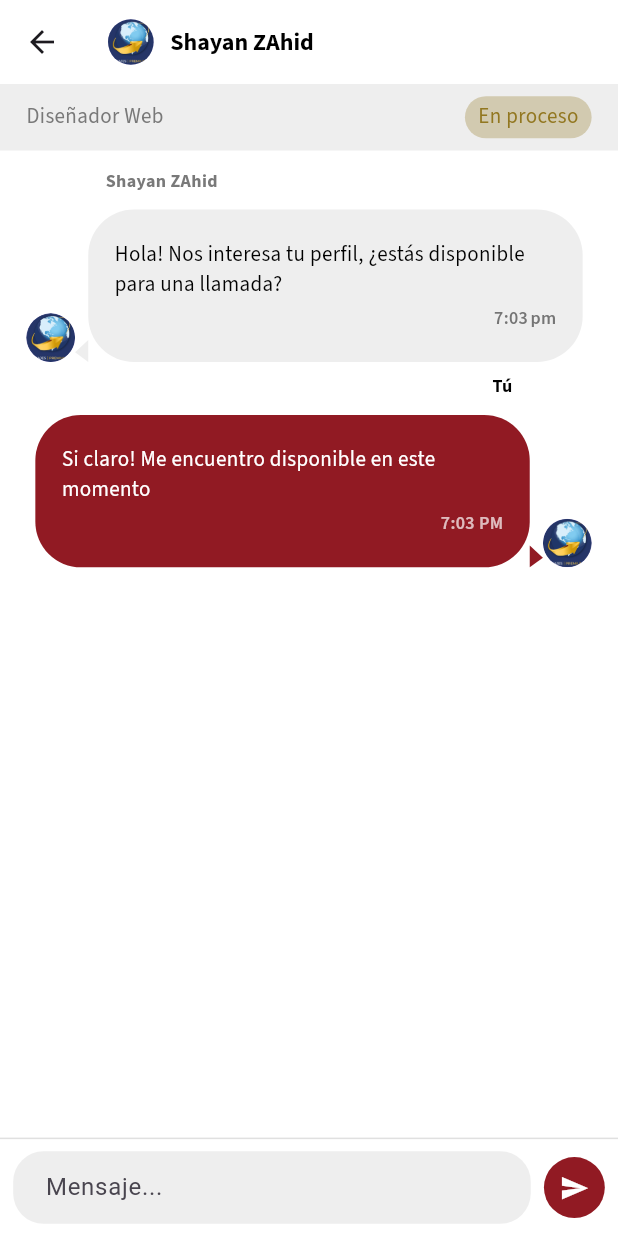
After one commit to BrightCodeLab-Team/talenty_app_2, a Flutter app: the ConversationScreen screen opened directly with sample values from the repository, after a tap on the "send" icon, on a phone screen of 412 x 824 dp. The commit adds this screen. Run offline on Flutter 3.47's test engine with Material 3 defaults, Android fonts, the phone set to English and light mode, and no system bars; our stand-ins replace country_code_picker, device_info_plus, dio, file_picker, fl_chart, flutter_otp_text_field and 9 more; accounts and stored records are empty.

Commit message:
cabdidate chat screen pending

```diff
--- a/lib/core/constants/app_assets.dart
+++ b/lib/core/constants/app_assets.dart
@@ -144,6 +144,8 @@ class AppAssets {
 
   static String people = "$dynamicAssets/people.avif";
   static String img3 = "$dynamicAssets/img3.png";
+  static String chatLeftCorner = '$staticAssets/chatLeftCornor.png';
+  static String chatRightCorner = '$staticAssets/chatRighCornor.png';
 
   ///
   ///.  candidate profile screen
--- a/lib/ui/screens/candidate/chats/candidate_chat.dart
+++ b/lib/ui/screens/candidate/chats/candidate_chat.dart
@@ -6,9 +6,12 @@ import 'package:provider/provider.dart';
 import 'package:talenty_app/core/constants/app_assets.dart';
 import 'package:talenty_app/core/constants/colors.dart';
 import 'package:talenty_app/core/constants/text_style.dart';
+import 'package:talenty_app/core/model/company/your_vacancies.dart';
 import 'package:talenty_app/ui/screens/candidate/chats/candidate_chat_view_model.dart';
+import 'package:talenty_app/ui/screens/candidate/chats/conversation/one_to_one_chat.dart';
 import 'package:talenty_app/ui/screens/candidate/chats/help_screen.dart';
 import 'package:talenty_app/ui/screens/candidate/mas/main_menu_screen/candidate_mas_screen.dart';
+import 'package:talenty_app/ui/screens/company/chat/chat_screen.dart';
 
 class CandidateChatScreen extends StatefulWidget {
   const CandidateChatScreen({super.key});
@@ -412,6 +415,16 @@ class _CandidateChatScreenState extends State<CandidateChatScreen> {
                         ),
                       ),
                       30.verticalSpace,
+
+                      ///
+                      ///
+                      ///
+                      ///
+                      ///
+                      ///
+                      ///
+                      ///
+                      ///
                       ListView.separated(
                         physics: NeverScrollableScrollPhysics(),
                         shrinkWrap: true,
@@ -419,8 +432,8 @@ class _CandidateChatScreenState extends State<CandidateChatScreen> {
                         separatorBuilder:
                             (_, __) =>
                                 Divider(thickness: 0.1, color: greyColor),
-                        itemBuilder: (_, idx) {
-                          final chat = model.allChats[idx];
+                        itemBuilder: (_, index) {
+                          final chat = model.allChats[index];
                           return Container(
                             constraints: BoxConstraints(
                               minHeight: 80,
@@ -430,6 +443,14 @@ class _CandidateChatScreenState extends State<CandidateChatScreen> {
                               horizontal: 8,
                               vertical: 4,
                             ),
+                            child: GestureDetector(
+                              onTap: () {
+                                //navigate to user chat screen accordingly
+
+                                () {
+                                  Get.to(ConversationScreen(chatItem: chat));
+                                };
+                              },
                               child: Row(
                                 crossAxisAlignment: CrossAxisAlignment.center,
                                 children: [
@@ -439,10 +460,19 @@ class _CandidateChatScreenState extends State<CandidateChatScreen> {
                                     child: Stack(
                                       alignment: Alignment.bottomRight,
                                       children: [
-                                      CircleAvatar(
+                                        GestureDetector(
+                                          onTap: () {
+                                            Get.to(
+                                              ConversationScreen(
+                                                chatItem: chat,
+                                              ),
+                                            );
+                                          },
+                                          child: CircleAvatar(
                                             radius: 24,
                                             backgroundImage: AssetImage(
                                               chat.avatarUrl,
+                                            ),
                                           ),
                                         ),
                                         if (chat.isOnline)
@@ -566,7 +596,8 @@ class _CandidateChatScreenState extends State<CandidateChatScreen> {
                                                   softWrap: false,
                                                   chat.preview,
                                                   maxLines: 1,
-                                                overflow: TextOverflow.ellipsis,
+                                                  overflow:
+                                                      TextOverflow.ellipsis,
                                                   style: style14M.copyWith(
                                                     color: textLightGreyColor,
                                                   ),
@@ -587,6 +618,7 @@ class _CandidateChatScreenState extends State<CandidateChatScreen> {
                                   ),
                                 ],
                               ),
+                            ),
                           );
                         },
                       ),
--- a/lib/ui/screens/candidate/chats/candidate_chat_view_model.dart
+++ b/lib/ui/screens/candidate/chats/candidate_chat_view_model.dart
@@ -1,7 +1,9 @@
+import 'package:flutter/material.dart';
 import 'package:talenty_app/core/constants/app_assets.dart';
 import 'package:talenty_app/core/model/company/chat_items.dart';
 import 'package:talenty_app/core/model/company/your_vacancies.dart';
 import 'package:talenty_app/core/others/base_view_model.dart';
+import 'package:talenty_app/ui/screens/company/chat/chat_screen.dart';
 
 class CandidateChatViewModel extends BaseViewModel {
   final List<String> filters = [
@@ -16,7 +18,7 @@ class CandidateChatViewModel extends BaseViewModel {
   // Static list of all chats
   final List<CandidateChatItem> allChats = [
     CandidateChatItem(
-      name: 'Jorge Pérez',
+      name: 'Shayan ZAhid',
       role: 'Diseñador Web',
       preview: '¡Hola! soy Jorge Pérez diseñador web...',
       timestamp: '7:03 pm',
@@ -315,4 +317,9 @@ class CandidateChatViewModel extends BaseViewModel {
       matches: '95%',
     ),
   ];
+
+  ///
+  ///. fir one to one conversation
+  ///
+  // In your CandidateChatViewModel (or the UI part of the main chat list)
 }
--- /dev/null
+++ b/lib/ui/screens/candidate/chats/conversation/one_to_one_chat.dart
@@ -0,0 +1,334 @@
+// conversation_screen.dart
+import 'package:flutter/material.dart';
+import 'package:flutter_screenutil/flutter_screenutil.dart';
+import 'package:provider/provider.dart';
+import 'package:talenty_app/core/constants/app_assets.dart';
+import 'package:talenty_app/core/constants/colors.dart';
+import 'package:talenty_app/core/constants/text_style.dart';
+import 'package:talenty_app/core/model/company/chat_items.dart';
+import 'package:talenty_app/ui/screens/candidate/chats/conversation/view_model.dart';
+
+class ConversationScreen extends StatefulWidget {
+  final CandidateChatItem chatItem;
+
+  const ConversationScreen({Key? key, required this.chatItem})
+    : super(key: key);
+
+  @override
+  _ConversationScreenState createState() => _ConversationScreenState();
+}
+
+class _ConversationScreenState extends State<ConversationScreen> {
+  final TextEditingController _messageController = TextEditingController();
+
+  @override
+  Widget build(BuildContext context) {
+    return ChangeNotifierProvider(
+      create: (context) => ConversationViewModel()..init(widget.chatItem),
+      child: Consumer<ConversationViewModel>(
+        builder: (context, model, child) {
+          return Scaffold(
+            appBar: AppBar(
+              title: Row(
+                children: [
+                  CircleAvatar(
+                    radius: 15.r,
+                    backgroundImage: AssetImage(widget.chatItem.avatarUrl),
+                  ),
+                  SizedBox(width: 10.w),
+                  Text(
+                    widget.chatItem.name,
+                    style: style16B.copyWith(color: blackColor),
+                  ),
+                ],
+              ),
+            ),
+            body: Column(
+              children: [
+                // Status bar showing the current selection
+                Container(
+                  padding: EdgeInsets.symmetric(
+                    vertical: 8.h,
+                    horizontal: 16.w,
+                  ),
+                  color: Colors.grey[200],
+                  child: Row(
+                    mainAxisAlignment: MainAxisAlignment.spaceBetween,
+                    children: [
+                      Text(
+                        widget.chatItem.role,
+                        style: style14M.copyWith(color: textDarkGreyColor),
+                      ),
+                      Container(
+                        padding: EdgeInsets.symmetric(
+                          horizontal: 8.w,
+                          vertical: 4.h,
+                        ),
+                        decoration: BoxDecoration(
+                          color:
+                              widget.chatItem.unreadCount == 'En proceso'
+                                  ? yellowBrownColor.withOpacity(0.3)
+                                  : widget.chatItem.unreadCount ==
+                                      'No seleccionado'
+                                  ? lightBrownColor2.withOpacity(0.3)
+                                  : darkgreenColor.withOpacity(0.2),
+                          borderRadius: BorderRadius.circular(65.r),
+                        ),
+                        child: Text(
+                          widget.chatItem.unreadCount!,
+                          style: style14M.copyWith(
+                            color:
+                                widget.chatItem.unreadCount == 'En proceso'
+                                    ? yellowBrownColor
+                                    : widget.chatItem.unreadCount ==
+                                        'No seleccionado'
+                                    ? lightBrownColor2
+                                    : darkgreenColor,
+                          ),
+                        ),
+                      ),
+                    ],
+                  ),
+                ),
+                Expanded(
+                  child: ListView.builder(
+                    padding: EdgeInsets.symmetric(
+                      horizontal: 16.w,
+                      vertical: 8.h,
+                    ),
+                    itemCount: model.messages.length,
+                    itemBuilder: (context, index) {
+                      final message = model.messages[index];
+                      return MessageBubble(
+                        message: message,
+                        isMe: message.isMe,
+                      );
+                    },
+                  ),
+                ),
+                _buildMessageInput(context, model),
+              ],
+            ),
+          );
+        },
+      ),
+    );
+  }
+
+  Widget _buildMessageInput(BuildContext context, ConversationViewModel model) {
+    return Container(
+      padding: EdgeInsets.symmetric(horizontal: 8.w, vertical: 8.h),
+      decoration: BoxDecoration(
+        color: Colors.white,
+
+        border: Border(top: BorderSide(color: Colors.grey[300]!)),
+      ),
+      child: Row(
+        children: [
+          Expanded(
+            child: TextField(
+              controller: _messageController,
+              decoration: InputDecoration(
+                hintText: 'Mensaje...',
+                border: OutlineInputBorder(
+                  borderRadius: BorderRadius.circular(20.r),
+                  borderSide: BorderSide.none,
+                ),
+                filled: true,
+                fillColor: Colors.grey[200],
+                contentPadding: EdgeInsets.symmetric(
+                  horizontal: 16.w,
+                  vertical: 12.h,
+                ),
+              ),
+            ),
+          ),
+          SizedBox(width: 8.w),
+          CircleAvatar(
+            radius: 20.r,
+            backgroundColor: brownColor,
+            child: IconButton(
+              icon: Icon(Icons.send, color: Colors.white, size: 18.w),
+              onPressed: () {
+                if (_messageController.text.trim().isNotEmpty) {
+                  model.sendMessage(_messageController.text);
+                  _messageController.clear();
+                }
+              },
+            ),
+          ),
+        ],
+      ),
+    );
+  }
+}
+
+// conversation_screen.dart
+
+// ... (existing code for ConversationScreen and _ConversationScreenState) ...
+
+// -------------------------------------------------------------------------------------------------
+// UPDATED CODE STARTS HERE
+// -------------------------------------------------------------------------------------------------
+
+class MessageBubble extends StatelessWidget {
+  final Message message;
+  final bool isMe;
+
+  const MessageBubble({Key? key, required this.message, required this.isMe})
+    : super(key: key);
+
+  @override
+  Widget build(BuildContext context) {
+    // Determine bubble color and text color based on sender
+    final Color bubbleColor = isMe ? brownColor : Colors.grey[200]!;
+    final Color textColor = isMe ? Colors.white : Colors.black;
+    final Color nameColor = isMe ? blackColor : textDarkGreyColor;
+
+    // Use a placeholder image if message.imgUrl is null
+    final ImageProvider avatarImage =
+        (message.imgUrl != null && message.imgUrl!.isNotEmpty)
+            ? AssetImage(message.imgUrl!)
+            : AssetImage(
+              AppAssets.menulogo,
+            ); // Assuming you have a placeholder image asset
+
+    return Padding(
+      padding: EdgeInsets.symmetric(vertical: 4.h),
+      child: Align(
+        alignment: isMe ? Alignment.centerRight : Alignment.centerLeft,
+        child: Column(
+          crossAxisAlignment:
+              isMe ? CrossAxisAlignment.end : CrossAxisAlignment.start,
+          children: [
+            // Sender name above the bubble
+            if (!isMe)
+              Padding(
+                padding: EdgeInsets.only(left: 48.w),
+                child: Text(
+                  message.sender,
+                  style: style12M.copyWith(
+                    color: nameColor,
+                    fontWeight: FontWeight.bold,
+                  ),
+                ),
+              ),
+            if (isMe)
+              Padding(
+                padding: EdgeInsets.only(right: 48.w),
+                child: Text(
+                  message.sender,
+                  style: style12M.copyWith(
+                    color: nameColor,
+                    fontWeight: FontWeight.bold,
+                  ),
+                ),
+              ),
+            10.verticalSpace,
+            Row(
+              mainAxisAlignment:
+                  isMe ? MainAxisAlignment.end : MainAxisAlignment.start,
+              crossAxisAlignment: CrossAxisAlignment.end,
+              children: [
+                // Avatar and cone for receiver
+                if (!isMe) ...[
+                  CircleAvatar(radius: 16.r, backgroundImage: avatarImage),
+                  CustomPaint(
+                    painter: MessageBubbleTailPainter(
+                      isMe: false,
+                      color: bubbleColor,
+                    ),
+                    child: SizedBox(width: 8.w, height: 16.h),
+                  ),
+                ],
+                // Message container
+                ConstrainedBox(
+                  constraints: BoxConstraints(
+                    maxWidth: MediaQuery.of(context).size.width * 0.8,
+                    minWidth: 100.w,
+                  ),
+                  child: Container(
+                    padding: EdgeInsets.symmetric(
+                      horizontal: 16.w,
+                      vertical: 20.h,
+                    ),
+                    decoration: BoxDecoration(
+                      color: bubbleColor,
+                      borderRadius: BorderRadius.circular(30.r),
+                    ),
+                    child: Column(
+                      crossAxisAlignment:
+                          isMe
+                              ? CrossAxisAlignment.start
+                              : CrossAxisAlignment.start,
+                      children: [
+                        Text(
+                          message.text,
+
+                          style: style14M.copyWith(color: textColor),
+                        ),
+                        SizedBox(height: 4.h),
+                        Align(
+                          alignment: Alignment.bottomRight,
+                          child: Text(
+                            message.time,
+                            style: style12M.copyWith(
+                              color: isMe ? Colors.white70 : Colors.grey[600],
+                            ),
+                          ),
+                        ),
+                      ],
+                    ),
+                  ),
+                ),
+                // Cone and avatar for sender
+                if (isMe) ...[
+                  CustomPaint(
+                    painter: MessageBubbleTailPainter(
+                      isMe: true,
+                      color: bubbleColor,
+                    ),
+                    child: SizedBox(width: 8.w, height: 16.h),
+                  ),
+                  CircleAvatar(radius: 16.r, backgroundImage: avatarImage),
+                ],
+              ],
+            ),
+          ],
+        ),
+      ),
+    );
+  }
+}
+
+// CustomPainter to draw the cone shape (no change needed here)
+class MessageBubbleTailPainter extends CustomPainter {
+  final bool isMe;
+  final Color color;
+  MessageBubbleTailPainter({required this.isMe, required this.color});
+  @override
+  void paint(Canvas canvas, Size size) {
+    final paint =
+        Paint()
+          ..color = color
+          ..style = PaintingStyle.fill;
+    final path = Path();
+    if (isMe) {
+      path.moveTo(size.width, size.height * 0.6);
+      path.lineTo(0, size.height);
+      path.lineTo(0, size.height * 0.1);
+      path.close();
+    } else {
+      path.moveTo(0, size.height * 0.6);
+      path.lineTo(size.width, size.height);
+      path.lineTo(size.width, size.height * 0.1);
+      path.close();
+    }
+    canvas.drawPath(path, paint);
+  }
+
+  @override
+  bool shouldRepaint(covariant CustomPainter oldDelegate) {
+    return false;
+  }
+}
--- /dev/null
+++ b/lib/ui/screens/candidate/chats/conversation/view_model.dart
@@ -0,0 +1,75 @@
+// conversation_view_model.dart
+import 'package:talenty_app/core/constants/app_assets.dart';
+import 'package:talenty_app/core/model/company/chat_items.dart';
+import 'package:talenty_app/core/others/base_view_model.dart';
+
+class ConversationViewModel extends BaseViewModel {
+  late CandidateChatItem _chatItem;
+  List<Message> _messages = [];
+
+  CandidateChatItem get chatItem => _chatItem;
+  List<Message> get messages => _messages;
+
+  void init(CandidateChatItem chatItem) {
+    _chatItem = chatItem;
+    _loadMessages();
+  }
+
+  void _loadMessages() {
+    // Sample messages based on your screenshots
+    _messages = [
+      Message(
+        sender: _chatItem.name,
+        text:
+            "Hola! Nos interesa tu perfil, ¿estás disponible para una llamada?",
+        time: _chatItem.timestamp,
+        isMe: false,
+        imgUrl: AppAssets.menulogo,
+      ),
+      Message(
+        sender: "Tú", // This would be the current user
+        text: "Si claro! Me encuentro disponible en este momento",
+        time: "7:03 PM",
+        isMe: true,
+        imgUrl: AppAssets.menulogo,
+      ),
+    ];
+    notifyListeners();
+  }
+
+  void sendMessage(String text) {
+    final newMessage = Message(
+      sender: "Tú",
+      text: text,
+      time: _formatTime(DateTime.now()),
+      isMe: true,
+      imgUrl: AppAssets.menulogo,
+    );
+
+    _messages.add(newMessage);
+    notifyListeners();
+  }
+
+  String _formatTime(DateTime time) {
+    final hour = time.hour > 12 ? time.hour - 12 : time.hour;
+    final period = time.hour >= 12 ? 'PM' : 'AM';
+    return '$hour:${time.minute.toString().padLeft(2, '0')} $period';
+  }
+}
+
+// message_model.dart
+class Message {
+  final String sender;
+  final String text;
+  final String time;
+  final bool isMe;
+  final String imgUrl;
+
+  Message({
+    required this.sender,
+    required this.text,
+    required this.time,
+    required this.isMe,
+    required this.imgUrl,
+  });
+}
```
Also changed, not shown: assets/static_assets/chatLeftCornor.png (added), assets/static_assets/chatRighCornor.png (added). Lines whose indentation alone changed are shown as unchanged.
